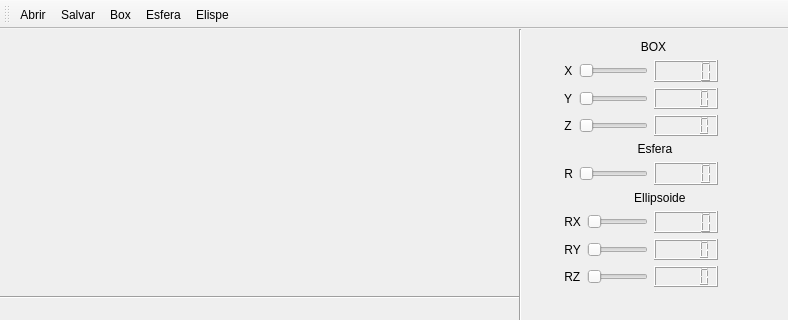
The window that Projeto3.0/Escultor/mainwindow.ui (VictorCosta101/Escultor-3D) describes before a commit, drawn with Qt 5; both pictures show x 0 to 788 and y 0 to 320 of the 788 by 492 pixel window.
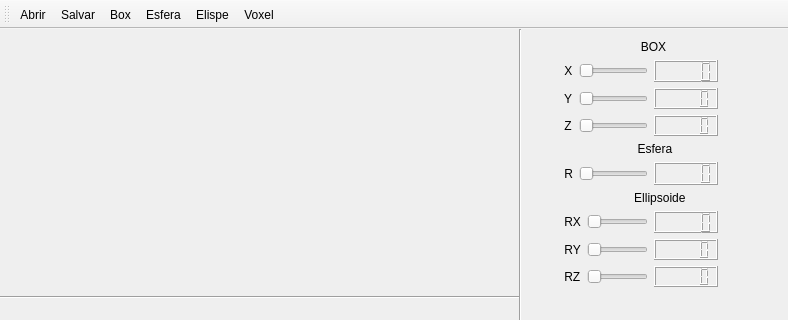
The same window after the commit. Custom widgets are drawn as their Qt base class.

Patch:
```diff
--- a/Projeto3.0/Escultor/mainwindow.ui
+++ b/Projeto3.0/Escultor/mainwindow.ui
@@ -398,6 +398,7 @@
    <addaction name="actionBox"/>
    <addaction name="actionEsfera"/>
    <addaction name="actionElispe"/>
+   <addaction name="actionVoxel"/>
   </widget>
   <widget class="QStatusBar" name="statusBar"/>
   <action name="actionAbrir">
@@ -425,6 +426,11 @@
     <string>Elispe</string>
    </property>
   </action>
+  <action name="actionVoxel">
+   <property name="text">
+    <string>Voxel</string>
+   </property>
+  </action>
  </widget>
  <layoutdefault spacing="6" margin="11"/>
  <customwidgets>
```
Left out of the diff: 25 changed lines with no effect on the pictures.
